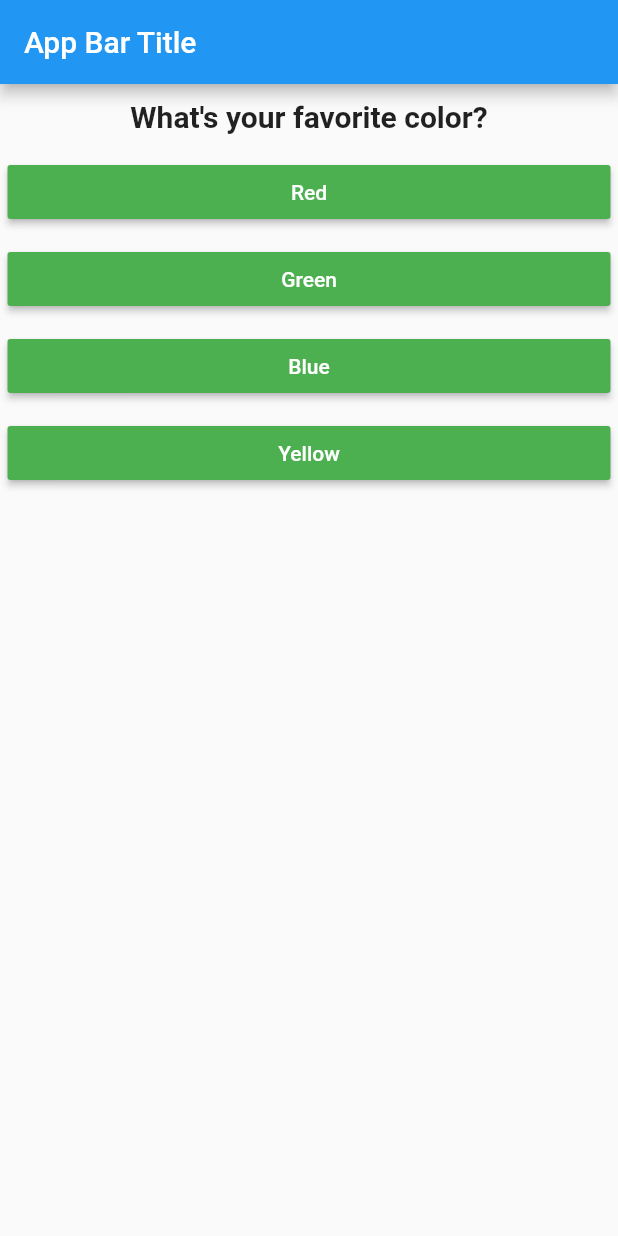
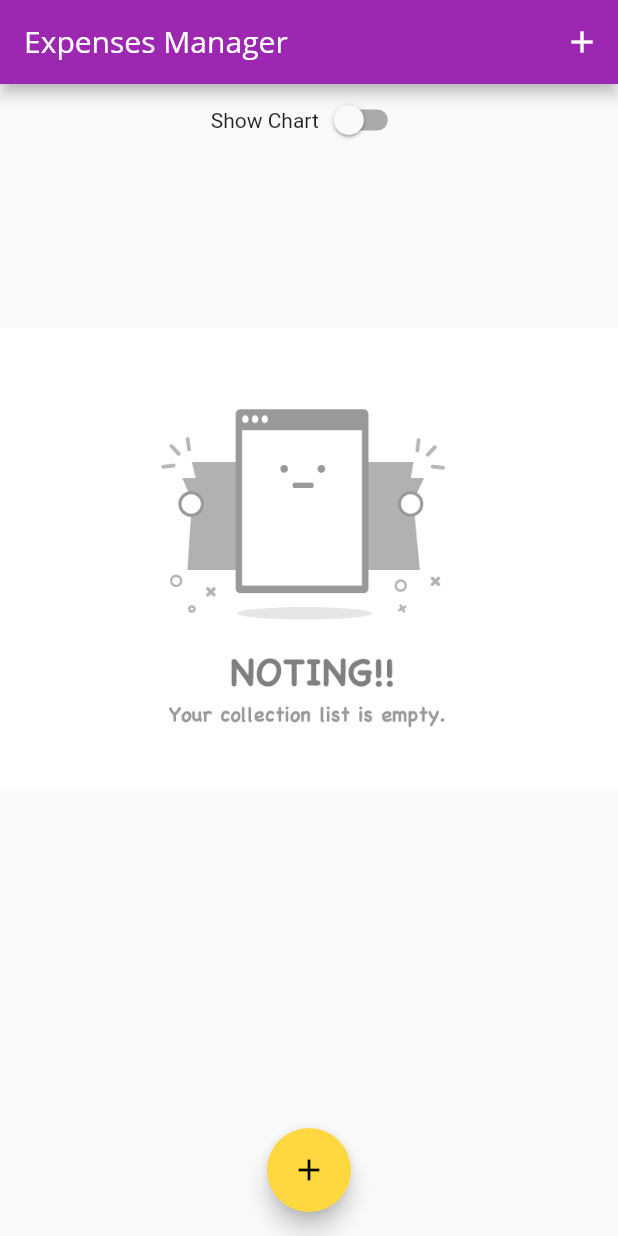
Before and after one commit to alejoperez/flutter-example, a Flutter app: the screen it shows after launch, on a phone screen of 412 x 824 dp. Run offline on Flutter 3.47's test engine with Material 2 defaults, Android fonts, the phone set to English and light mode, and no system bars.

Commit message:
Add responsive and Adaptive screens

```diff
--- a/lib/app/app.dart
+++ b/lib/app/app.dart
@@ -1,7 +1,17 @@
 import "package:flutter/material.dart";
-import 'package:flutterexample/questions/questions_screen.dart';
+import 'package:flutterexample/expenses/expenses_screen.dart';
 
 class App extends StatelessWidget {
   @override
-  Widget build(BuildContext context) => MaterialApp(home: QuestionsScreen());
+  Widget build(BuildContext context) => MaterialApp(
+      home: ExpensesScreen(),
+      theme: ThemeData(
+          primarySwatch: Colors.purple,
+          accentColor: Colors.amberAccent,
+          fontFamily: "OpenSans",
+        textTheme: ThemeData.light().textTheme.copyWith(
+          button: TextStyle(color: Colors.white)
+        )
+      )
+  );
 }
--- /dev/null
+++ b/lib/domain/transaction.dart
@@ -0,0 +1,14 @@
+import 'package:flutter/foundation.dart';
+
+class Transaction {
+  String id;
+  String title;
+  double amount;
+  DateTime date;
+
+  Transaction(
+      {@required this.id,
+      @required this.title,
+      @required this.amount,
+      @required this.date});
+}
--- /dev/null
+++ b/lib/expenses/expenses_list_view.dart
@@ -0,0 +1,50 @@
+import 'package:flutter/material.dart';
+import 'package:flutterexample/domain/transaction.dart';
+import 'package:intl/intl.dart';
+
+class ExpensesListView extends StatelessWidget {
+  final List<Transaction> transactionList;
+  final Function deleteTransactionFunction;
+
+  ExpensesListView(
+      {@required this.transactionList,
+      @required this.deleteTransactionFunction});
+
+  @override
+  Widget build(BuildContext context) => Container(
+      child: transactionList.isEmpty
+          ? LayoutBuilder(
+              builder: (ctx, constraints) => Container(
+                  height: constraints.maxHeight * 0.7,
+                  child: Image.asset("assets/images/empty_list.png",
+                      fit: BoxFit.contain)))
+          : ListView.builder(
+              itemCount: transactionList.length,
+              itemBuilder: (context, index) => Card(
+                    elevation: 5,
+                    margin: EdgeInsets.symmetric(horizontal: 5, vertical: 8),
+                    child: ListTile(
+                      leading: CircleAvatar(
+                          backgroundColor: Theme.of(context).primaryColorLight,
+                          radius: 30,
+                          child: Padding(
+                            padding: const EdgeInsets.all(6),
+                            child: FittedBox(
+                                child: Text(NumberFormat.currency(
+                                        symbol: "\$", decimalDigits: 0)
+                                    .format(transactionList[index].amount))),
+                          )),
+                      title: Text(transactionList[index].title,
+                          style: Theme.of(context).textTheme.title),
+                      subtitle: Text(
+                          DateFormat.yMMMMd()
+                              .format(transactionList[index].date),
+                          style: Theme.of(context).textTheme.body1),
+                      trailing: IconButton(
+                          icon: Icon(Icons.delete,
+                              color: Theme.of(context).errorColor),
+                          onPressed: () => deleteTransactionFunction(
+                              transactionList[index].id)),
+                    ),
+                  )));
+}
--- /dev/null
+++ b/lib/expenses/expenses_screen.dart
@@ -0,0 +1,91 @@
+import "package:flutter/material.dart";
+import 'package:flutterexample/domain/transaction.dart';
+import 'package:flutterexample/expenses/add_expense_view.dart';
+import 'package:flutterexample/expenses/expenses_list_view.dart';
+import 'package:flutterexample/expenses/weekly_expenses_chart.dart';
+import 'dart:math';
+
+class ExpensesScreen extends StatefulWidget {
+  @override
+  _ExpensesScreenState createState() => _ExpensesScreenState();
+}
+
+class _ExpensesScreenState extends State<ExpensesScreen> {
+  bool _showChart = false;
+  final List<Transaction> _transactionList = [];
+
+  List<Transaction> get _recentWeeklyTransactions => _transactionList
+      .where((t) => t.date.isAfter(DateTime.now().subtract(Duration(days: 7))))
+      .toList();
+
+  void _showAddTransactionBottomSheet(BuildContext ctx) {
+    showModalBottomSheet(
+        context: ctx, builder: (_) => AddExpenseView(_addNewTransaction));
+  }
+
+  void _addNewTransaction(String title, double amount, DateTime selectedDate) {
+    setState(() {
+      _transactionList.add(Transaction(
+          id: Random().nextInt(5000).toString(),
+          title: title,
+          amount: amount,
+          date: selectedDate)
+      );
+    });
+  }
+
+  void _deleteTransaction(String id) {
+    setState(() {
+      _transactionList.removeWhere((t) => t.id == id);
+    });
+  }
+
+
+
+  @override
+  Widget build(BuildContext context) {
+    AppBar appBar = AppBar(title: Text("Expenses Manager"), actions: [
+      IconButton(
+          icon: Icon(Icons.add, color: Colors.white),
+          onPressed: () => _showAddTransactionBottomSheet(context))
+    ]);
+
+    double bodyHeight = MediaQuery.of(context).size.height - MediaQuery.of(context).padding.top - appBar.preferredSize.height;
+
+    return Scaffold(
+        appBar: appBar,
+        body: Column(
+          crossAxisAlignment: CrossAxisAlignment.stretch,
+          children: [
+            Row(
+              mainAxisAlignment: MainAxisAlignment.center,
+              children: [
+                Text("Show Chart"),
+                Switch(value: _showChart, onChanged: (value) {
+                  setState(() {
+                    _showChart = value;
+                  });
+                })
+              ],
+            ),
+            _showChart ? Container(
+                child: WeeklyExpensesChart(_recentWeeklyTransactions),
+                height: bodyHeight * 0.7
+            ) :
+            Container(
+              child: ExpensesListView(
+                transactionList: _transactionList,
+                deleteTransactionFunction: _deleteTransaction,
+              ),
+                height: bodyHeight * 0.7
+            )
+          ],
+        ),
+        floatingActionButton: FloatingActionButton(
+            child: Icon(Icons.add),
+            onPressed: () => _showAddTransactionBottomSheet(context)
+        ),
+      floatingActionButtonLocation: FloatingActionButtonLocation.centerFloat,
+    );
+  }
+}
```
Also changed, not shown: lib/expenses/add_expense_view.dart (added, +85 -0 lines), lib/expenses/expense_chart_bar.dart (added, +55 -0 lines), lib/expenses/weekly_expenses_chart.dart (added, +53 -0 lines), lib/main.dart (+11 -1 lines), pubspec.yaml (+16 -15 lines), assets/fonts/OpenSans-Bold.ttf (added), assets/fonts/OpenSans-Regular.ttf (added), assets/fonts/Quicksand-Bold.ttf (added), assets/fonts/Quicksand-Regular.ttf (added), assets/images/empty_list.png (added), pubspec.lock.
